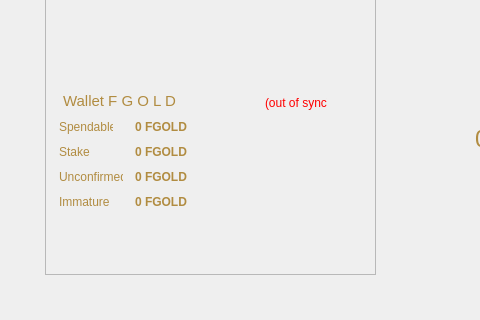
Qt form src/qt/forms/overviewpage.ui (park-com/second) before a commit; both pictures show x 185 to 665 and y 376 to 696 of the 1256 by 696 pixel window.
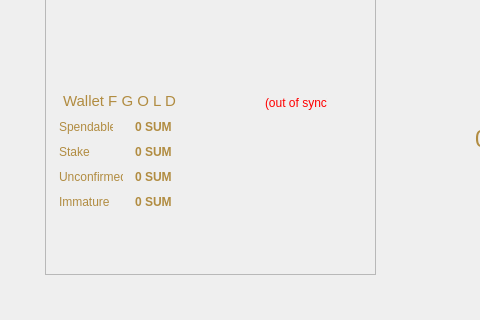
The same form after that commit.

```diff
--- a/src/qt/forms/overviewpage.ui
+++ b/src/qt/forms/overviewpage.ui
@@ -95,7 +95,7 @@
      <string>Your current spendable balance</string>
     </property>
     <property name="text">
-     <string notr="true">0 FGOLD</string>
+     <string notr="true">0 SUM</string>
     </property>
     <property name="textInteractionFlags">
      <set>Qt::LinksAccessibleByMouse|Qt::TextSelectableByKeyboard|Qt::TextSelectableByMouse</set>
@@ -149,7 +149,7 @@
      <string>Total of coins that was staked, and do not yet count toward the current balance</string>
     </property>
     <property name="text">
-     <string notr="true">0 FGOLD</string>
+     <string notr="true">0 SUM</string>
     </property>
     <property name="textInteractionFlags">
      <set>Qt::LinksAccessibleByMouse|Qt::TextSelectableByKeyboard|Qt::TextSelectableByMouse</set>
@@ -203,7 +203,7 @@
      <string>Total of transactions that have yet to be confirmed, and do not yet count toward the current balance</string>
     </property>
     <property name="text">
-     <string notr="true">0 FGOLD</string>
+     <string notr="true">0 SUM</string>
     </property>
     <property name="textInteractionFlags">
      <set>Qt::LinksAccessibleByMouse|Qt::TextSelectableByKeyboard|Qt::TextSelectableByMouse</set>
@@ -228,7 +228,7 @@
      <string>Mined balance that has not yet matured</string>
     </property>
     <property name="text">
-     <string notr="true">0 FGOLD</string>
+     <string notr="true">0 SUM</string>
     </property>
     <property name="textInteractionFlags">
      <set>Qt::LinksAccessibleByMouse|Qt::TextSelectableByKeyboard|Qt::TextSelectableByMouse</set>
```
